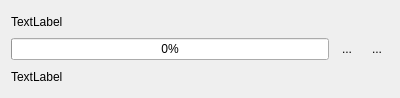
Before: the Qt Designer form Applications/ctkCommandLineModuleExplorer/ctkCmdLineModuleExplorerProgressWidget.ui in commontk/CTK, drawn with Qt 5.
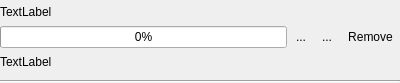
After: the same form once the commit is applied. Icons and pictures are not drawn.

Commit message: Improved progress widget handling.

```diff
--- a/Applications/ctkCommandLineModuleExplorer/ctkCmdLineModuleExplorerProgressWidget.ui
+++ b/Applications/ctkCommandLineModuleExplorer/ctkCmdLineModuleExplorerProgressWidget.ui
@@ -7,13 +7,19 @@
     <x>0</x>
     <y>0</y>
     <width>400</width>
-    <height>98</height>
+    <height>83</height>
    </rect>
   </property>
   <property name="windowTitle">
    <string>Form</string>
   </property>
   <layout class="QVBoxLayout" name="verticalLayout">
+   <property name="spacing">
+    <number>2</number>
+   </property>
+   <property name="margin">
+    <number>0</number>
+   </property>
    <item>
     <widget class="QLabel" name="ProgressTitle">
      <property name="text">
@@ -61,6 +67,16 @@
        </property>
       </widget>
      </item>
+     <item>
+      <widget class="QToolButton" name="RemoveButton">
+       <property name="text">
+        <string>Remove</string>
+       </property>
+       <property name="autoRaise">
+        <bool>true</bool>
+       </property>
+      </widget>
+     </item>
     </layout>
    </item>
    <item>
@@ -70,6 +86,29 @@
      </property>
     </widget>
    </item>
+   <item>
+    <spacer name="verticalSpacer">
+     <property name="orientation">
+      <enum>Qt::Vertical</enum>
+     </property>
+     <property name="sizeType">
+      <enum>QSizePolicy::Fixed</enum>
+     </property>
+     <property name="sizeHint" stdset="0">
+      <size>
+       <width>20</width>
+       <height>4</height>
+      </size>
+     </property>
+    </spacer>
+   </item>
+   <item>
+    <widget class="Line" name="line">
+     <property name="orientation">
+      <enum>Qt::Horizontal</enum>
+     </property>
+    </widget>
+   </item>
   </layout>
  </widget>
  <resources>
```
The commit also changes 7 other files.
